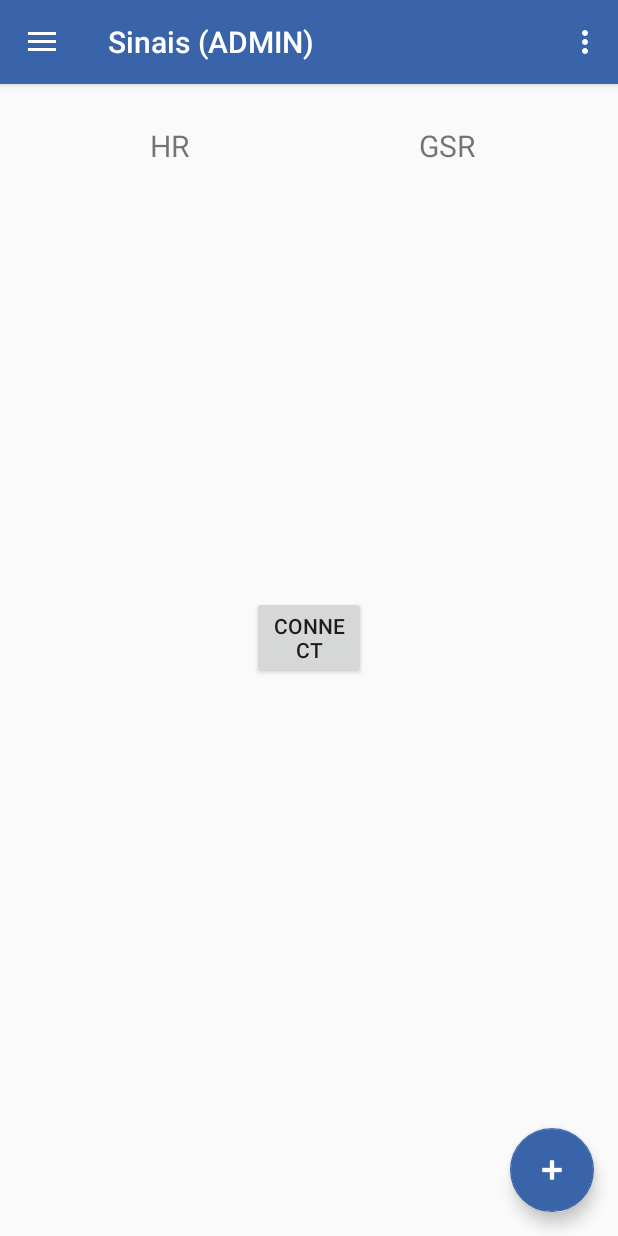
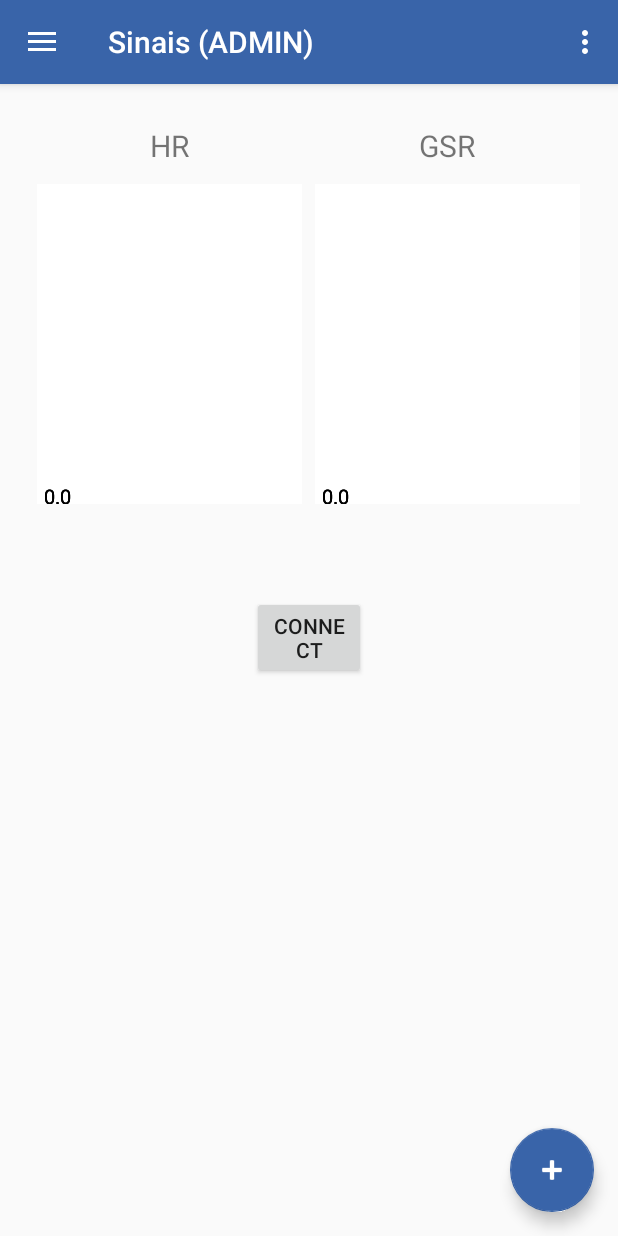
Before and after one commit to FsFilipe/MindProber, an Android app: the MainActivity screen opened directly, with no data from a screen before it, in the side drawer, after a tap on "Sinais", on a phone screen of 412 x 824 dp. Run offline under Robolectric (Android 15) with nearby library versions, the phone set to English and light mode, and no system bars; libraries missing offline, so code that uses them is left out: io.socket.

Commit message:
Adicionei a funcionalidade no botão +. Corrigi o problema dos gráficos que não carregavam.

```diff
--- a/app/src/main/java/mindprobe/mindprobe/Bluetooth.java
+++ b/app/src/main/java/mindprobe/mindprobe/Bluetooth.java
@@ -112,7 +112,6 @@ public class Bluetooth{
                                 arrayListBluetoothDevices.add(device);
 
                                 if (device.getAddress().equals("EF:17:4B:0F:93:29")){ //Francisco
-                                    //if (device.getAddress().equals("E2:B3:E5:93:04:3C")){ //meireles
                                     bdDevice = device;
                                     connect_to_device();
                                 }
@@ -131,7 +130,6 @@ public class Bluetooth{
                                 {
                                     arrayListBluetoothDevices.add(device);
                                     if (device.getAddress().equals("EF:17:4B:0F:93:29")){ //Francisco
-                                        //if (device.getAddress().equals("E2:B3:E5:93:04:3C")){ //meireles
                                         bdDevice = device;
                                         connect_to_device();
                                     }
--- a/app/src/main/java/mindprobe/mindprobe/MainActivity.java
+++ b/app/src/main/java/mindprobe/mindprobe/MainActivity.java
@@ -49,6 +49,7 @@ public class MainActivity extends AppCompatActivity
     public static int count_connections;
     public static int global_score;
     public static boolean mScanning;
+    public NavigationView navigationView;
 
     @Override
     protected void onCreate(Bundle savedInstanceState) {
@@ -64,18 +65,9 @@ public class MainActivity extends AppCompatActivity
         server_connection = false;
         start_acquisition = false;
         count_connections = 0;
-        start = (Button)findViewById(R.id.start);
+        start = (Button) findViewById(R.id.start);
 
         bluetoothManager = (BluetoothManager) getSystemService(Context.BLUETOOTH_SERVICE);
-
-        FloatingActionButton fab = (FloatingActionButton) findViewById(R.id.fab);
-        fab.setOnClickListener(new View.OnClickListener() {
-            @Override
-            public void onClick(View view) {
-                Snackbar.make(view, "Abrirá a gestão de conteúdos...Pode ter outra acção", Snackbar.LENGTH_LONG)
-                        .setAction("Action", null).show();
-            }
-        });
 
         DrawerLayout drawer = (DrawerLayout) findViewById(R.id.drawer_layout);
         ActionBarDrawerToggle toggle = new ActionBarDrawerToggle(
@@ -84,16 +76,42 @@ public class MainActivity extends AppCompatActivity
         toggle.syncState();
 
         fragmentTransaction = getSupportFragmentManager().beginTransaction();
-        fragmentTransaction.add(R.id.main_container,new HomeFragment());
+        fragmentTransaction.add(R.id.main_container, new HomeFragment());
         fragmentTransaction.commit();
 
-        NavigationView navigationView = (NavigationView) findViewById(R.id.nav_view);
+        navigationView = (NavigationView) findViewById(R.id.nav_view);
         navigationView.setNavigationItemSelectedListener(this);
+        navigationView.getMenu().getItem(0).setChecked(true);
 
+        FloatingActionButton fab = (FloatingActionButton) findViewById(R.id.fab);
+        fab.setOnClickListener(new View.OnClickListener() {
+            @Override
+            public void onClick(View view) {
+                /*Snackbar.make(view, "Abrirá a gestão de conteúdos...Pode ter outra acção", Snackbar.LENGTH_LONG)
+                        .setAction("Action", null).show();*/
+
+                fragmentTransaction = getSupportFragmentManager().beginTransaction();
+                fragmentTransaction.replace(R.id.main_container,new GestaoConteudos());
+                fragmentTransaction.commit();
+                getSupportActionBar().setTitle("Gestão de Estudos");
+                navigationView.getMenu().getItem(1).setChecked(true);
+            }
+        });
+
+        xvalues = new float[60];
+        yvalues_hr = new float[60];
+        yvalues_gsr = new float[60];
+        for (int i = 0; i < 60; i++) {
+            float time = 0;
+            xvalues[i] = time;
+            yvalues_hr[i] = 0;
+            yvalues_gsr[i] = 0;
+        }
     }
 
     public void button_start(View view) throws JSONException {
         Bluetooth ble = new Bluetooth(context,MainActivity.this);
+        writeLine("BLE");
     }
 
     @Override
--- a/app/src/main/java/mindprobe/mindprobe/signals_visualization.java
+++ b/app/src/main/java/mindprobe/mindprobe/signals_visualization.java
@@ -3,7 +3,6 @@ package mindprobe.mindprobe;
 import java.util.Timer;
 import java.util.TimerTask;
 
-import android.content.Context;
 import android.support.v4.app.Fragment;
 import android.os.Bundle;
 import android.view.LayoutInflater;
@@ -33,6 +32,7 @@ public class signals_visualization extends Fragment{
 
         if (MainActivity.start_acquisition == true || MainActivity.mScanning == true){
             start.setClickable(false);
+
         }else{
             start.setClickable(true);
         }
@@ -47,11 +47,11 @@ public class signals_visualization extends Fragment{
 
                     public void run() {
                         graph_view_hr.removeAllViews();
-                        //LinearLayout A = new LinearLayout(MainActivity.context);
-                        //plot2d graph = new plot2d(MainActivity.context, MainActivity.xvalues, MainActivity.yvalues_hr, MainActivity.cycles, MainActivity.pos); //editar isto, n?o s?o precisos os dois ultimos par?metros
-                        //A.addView(graph, lp);
-                        //graph_view_hr.addView(A, lp);
-                        //graph_view_hr.postInvalidate();
+                        LinearLayout A = new LinearLayout(MainActivity.context);
+                        plot2d graph = new plot2d(MainActivity.context, MainActivity.xvalues, MainActivity.yvalues_hr, MainActivity.cycles, MainActivity.pos); //editar isto, n?o s?o precisos os dois ultimos par?metros
+                        A.addView(graph, lp);
+                        graph_view_hr.addView(A, lp);
+                        graph_view_hr.postInvalidate();
                         if (MainActivity.start_acquisition) {
                             bpm.setText(Integer.toString(MainActivity.hr_value));
                         }
@@ -62,11 +62,11 @@ public class signals_visualization extends Fragment{
 
                     public void run() {
                         graph_view_gsr.removeAllViews();
-                        //LinearLayout A = new LinearLayout(MainActivity.context);
-                        //plot2d graph = new plot2d(MainActivity.context, MainActivity.xvalues, MainActivity.yvalues_gsr, MainActivity.cycles, MainActivity.pos); //editar isto, n?o s?o precisos os dois ultimos par?metros
-                        //A.addView(graph, lp);
-                        //graph_view_gsr.addView(A, lp);
-                        //graph_view_gsr.postInvalidate();
+                        LinearLayout A = new LinearLayout(MainActivity.context);
+                        plot2d graph = new plot2d(MainActivity.context, MainActivity.xvalues, MainActivity.yvalues_gsr, MainActivity.cycles, MainActivity.pos); //editar isto, n?o s?o precisos os dois ultimos par?metros
+                        A.addView(graph, lp);
+                        graph_view_gsr.addView(A, lp);
+                        graph_view_gsr.postInvalidate();
                         if (MainActivity.start_acquisition) {
                             gsr.setText(Integer.toString(MainActivity.gsr_value));
                         }
```
Also changed, not shown: 1 other file.
